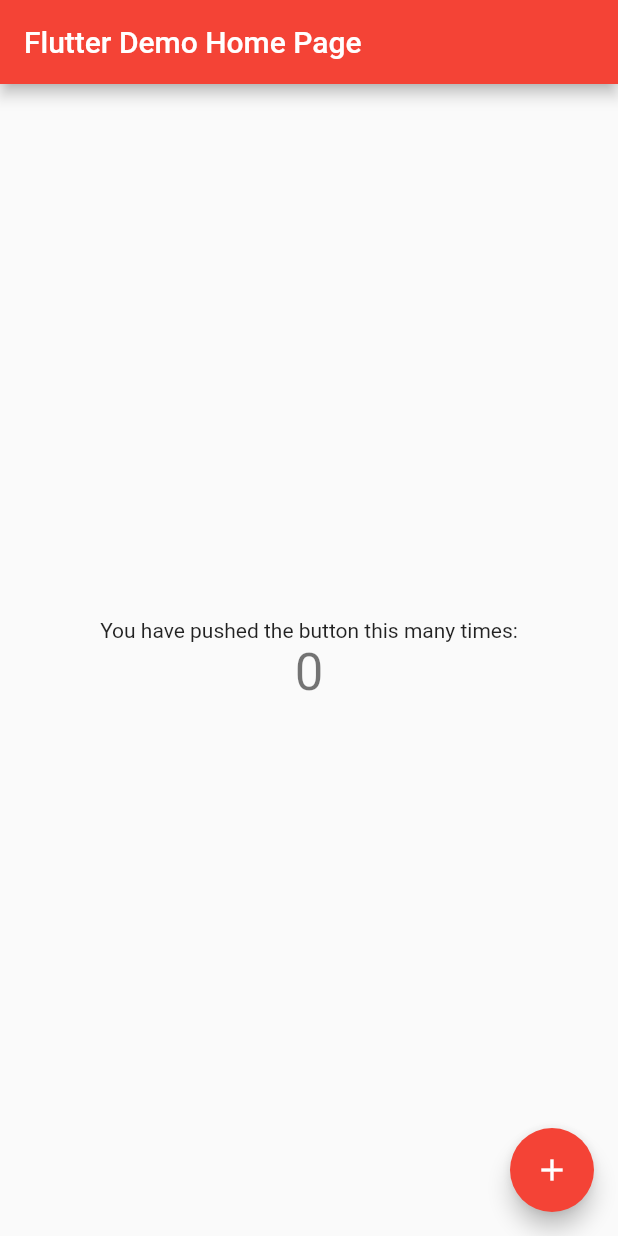
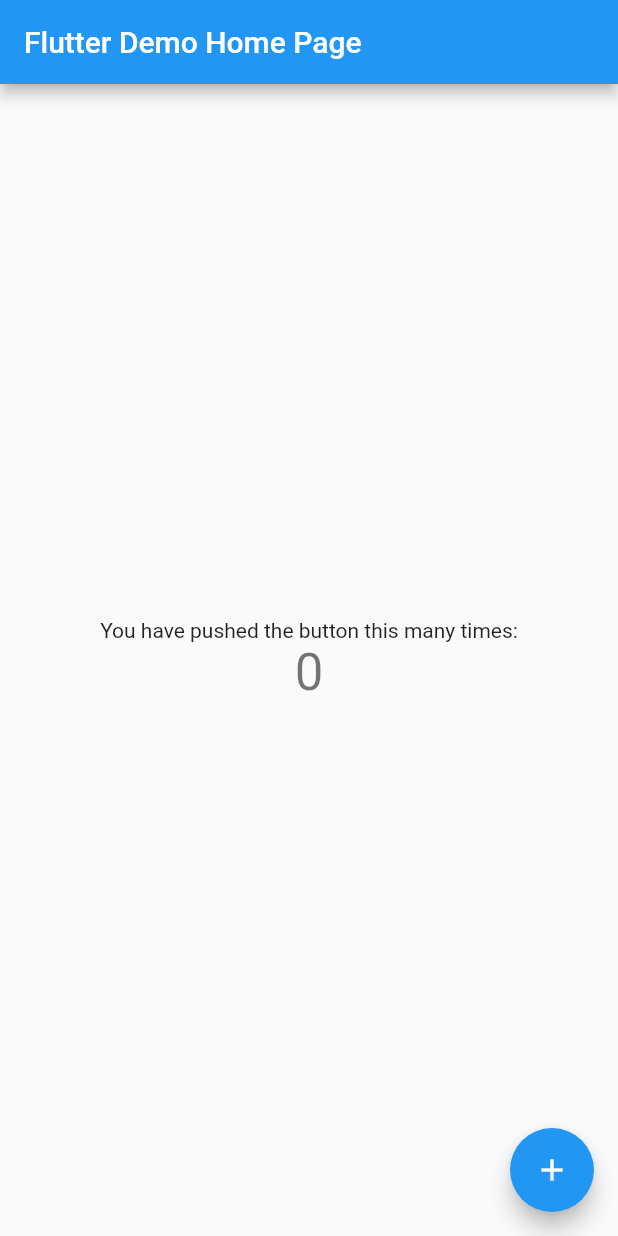
Before and after one commit to GedriteA/device_farm_demo, a Flutter app: the screen it shows after launch, on a phone screen of 412 x 824 dp. Run offline on Flutter 3.47's test engine with Material 2 defaults, Android fonts, the phone set to English and light mode, and no system bars.

Commit message:
test CI3

```diff
--- a/lib/main.dart
+++ b/lib/main.dart
@@ -18,7 +18,7 @@ class MyApp extends StatelessWidget {
         // or simply save your changes to "hot reload" in a Flutter IDE).
         // Notice that the counter didn't reset back to zero; the application
         // is not restarted.
-        primarySwatch: Colors.red
+        primarySwatch: Colors.blue
       ),
       home: MyHomePage(title: 'Flutter Demo Home Page'),
     );
```
